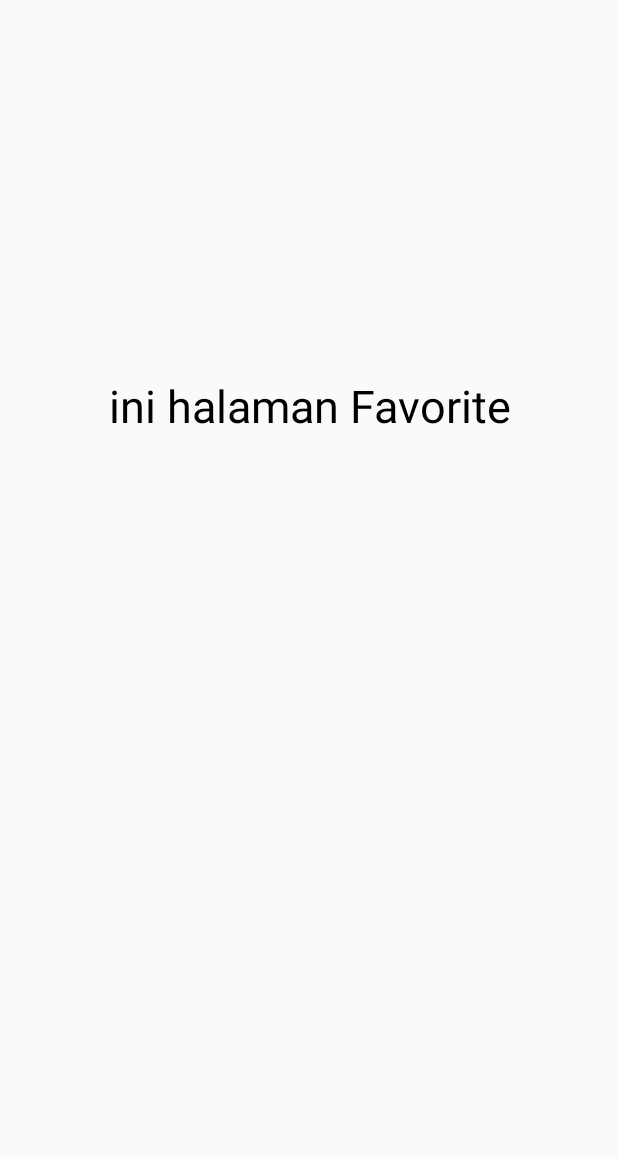
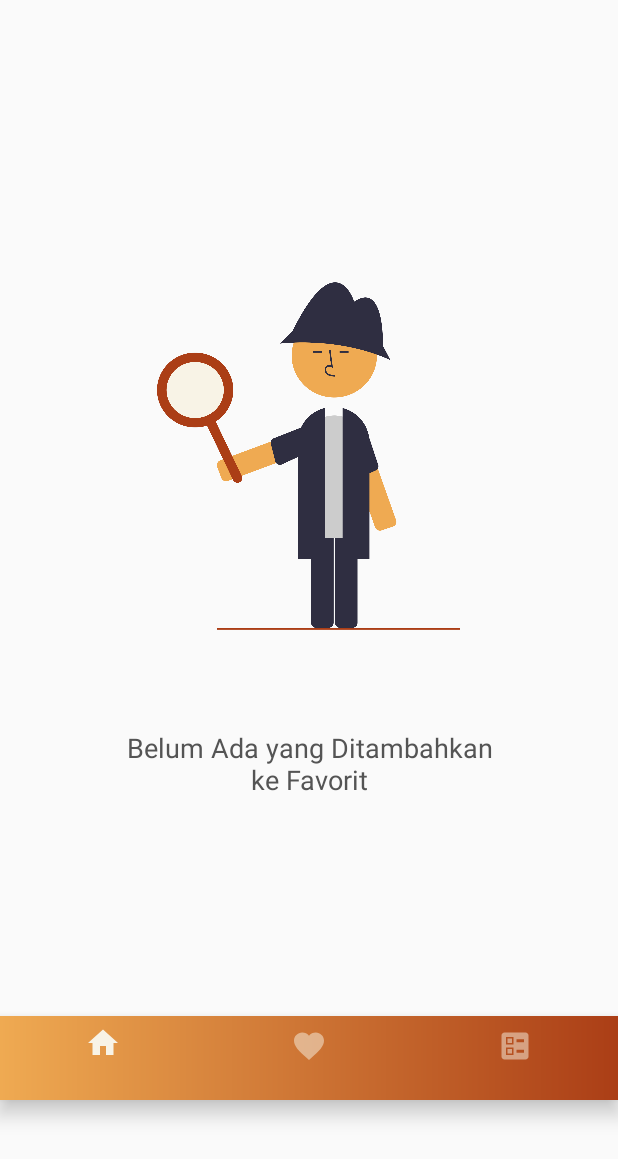
Before and after one commit to christiansiahaann/Pedjoeang, an Android app: the fragment FragmentFavorit shown on its own in the app's theme, on a phone screen of 412 x 824 dp. Shown: the top 1159 px of the screen. Run offline under Robolectric (Android 15) with nearby library versions, the phone set to English and light mode, and no system bars.

Commit message:
Revisi XML fragment favorit

```diff
--- a/app/src/main/res/layout/fragment_favorit.xml
+++ b/app/src/main/res/layout/fragment_favorit.xml
@@ -1,18 +1,60 @@
 <?xml version="1.0" encoding="utf-8"?>
-<RelativeLayout xmlns:android="http://schemas.android.com/apk/res/android"
+<androidx.constraintlayout.widget.ConstraintLayout xmlns:android="http://schemas.android.com/apk/res/android"
     xmlns:app="http://schemas.android.com/apk/res-auto"
     xmlns:tools="http://schemas.android.com/tools"
     android:layout_width="match_parent"
-    android:layout_height="match_parent">
+    android:layout_height="match_parent"
+    tools:context="com.prakpapb2.intro1.FragmentFavorit">
+
+
+    <ImageView
+        android:id="@+id/favoritKosong"
+        android:layout_width="202dp"
+        android:layout_height="232dp"
+        android:layout_marginTop="188dp"
+        android:src="@drawable/ilustrasi_favorit"
+        app:layout_constraintEnd_toEndOf="parent"
+        app:layout_constraintHorizontal_bias="0.497"
+        app:layout_constraintStart_toStartOf="parent"
+        app:layout_constraintTop_toTopOf="@+id/rvfavorite" />
 
     <TextView
+        android:id="@+id/textViewFavoritKosong"
+        android:layout_width="254dp"
+        android:layout_height="71dp"
+        android:layout_marginTop="66dp"
+        android:text="Belum Ada yang Ditambahkan ke Favorit"
+        android:textAlignment="center"
+        android:textColor="#545454"
+        android:textSize="18sp"
+        android:gravity="center_horizontal|top"
+        app:layout_constraintEnd_toEndOf="parent"
+        app:layout_constraintStart_toStartOf="parent"
+        app:layout_constraintTop_toBottomOf="@+id/favoritKosong" />
+
+
+    <androidx.recyclerview.widget.RecyclerView
+        android:id="@+id/rvfavorite"
         android:layout_width="match_parent"
         android:layout_height="wrap_content"
-        android:id="@+id/textFavorite"
-        android:text="ini halaman Favorite"
-        android:textSize="30sp"
-        android:textColor="#000"
-        android:gravity="center"
-        android:layout_marginTop="250dp"/>
+        app:layout_constraintEnd_toEndOf="parent"
+        app:layout_constraintStart_toStartOf="parent"
+        app:layout_constraintTop_toTopOf="parent" />
 
-</RelativeLayout>
+    <com.google.android.material.bottomnavigation.BottomNavigationView
+        android:id="@+id/bottom_navigation_menu"
+        android:layout_width="match_parent"
+        android:layout_height="wrap_content"
+        android:layout_alignParentBottom="true"
+        android:layout_marginTop="120dp"
+        android:background="@drawable/custom_button3"
+        app:itemIconTint="@drawable/selector"
+        app:layout_constraintTop_toBottomOf="@+id/textViewFavoritKosong"
+        app:menu="@menu/bottom_menu"
+        tools:ignore="MissingConstraints"
+        tools:layout_editor_absoluteX="0dp">
+
+    </com.google.android.material.bottomnavigation.BottomNavigationView>
+
+
+</androidx.constraintlayout.widget.ConstraintLayout>
```
